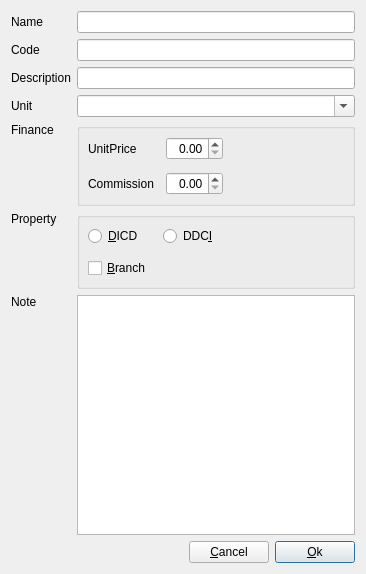
First picture: the form in dialog/editnode/editnodeproduct.ui, repository YtxCash/YTX, before the edit.
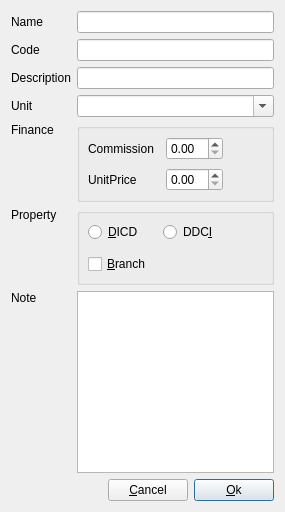
Second picture: the form after the edit. Custom widgets are drawn as their Qt base class.

Diff of the .ui file:
```diff
--- a/dialog/editnode/editnodeproduct.ui
+++ b/dialog/editnode/editnodeproduct.ui
@@ -6,8 +6,8 @@
    <rect>
     <x>0</x>
     <y>0</y>
-    <width>366</width>
-    <height>574</height>
+    <width>285</width>
+    <height>512</height>
    </rect>
   </property>
   <layout class="QGridLayout" name="gridLayout_2" columnstretch="0,0,0,0">
@@ -275,13 +275,19 @@
       <property name="bottomMargin">
        <number>8</number>
       </property>
-      <property name="spacing">
+      <property name="horizontalSpacing">
        <number>12</number>
       </property>
-      <item row="0" column="1">
+      <property name="verticalSpacing">
+       <number>8</number>
+      </property>
+      <item row="1" column="2">
        <widget class="DoubleSpinBox" name="dSpinBoxUnitPrice">
-        <property name="alignment">
-         <set>Qt::AlignmentFlag::AlignRight|Qt::AlignmentFlag::AlignTrailing|Qt::AlignmentFlag::AlignVCenter</set>
+        <property name="sizePolicy">
+         <sizepolicy hsizetype="Minimum" vsizetype="Minimum">
+          <horstretch>0</horstretch>
+          <verstretch>0</verstretch>
+         </sizepolicy>
         </property>
         <property name="stepType">
          <enum>QAbstractSpinBox::StepType::AdaptiveDecimalStepType</enum>
@@ -289,32 +295,9 @@
        </widget>
       </item>
       <item row="1" column="0">
-       <widget class="QLabel" name="labCommission">
-        <property name="sizePolicy">
-         <sizepolicy hsizetype="Minimum" vsizetype="Preferred">
-          <horstretch>0</horstretch>
-          <verstretch>0</verstretch>
-         </sizepolicy>
-        </property>
-        <property name="text">
-         <string>Commission</string>
-        </property>
-       </widget>
-      </item>
-      <item row="1" column="1">
-       <widget class="DoubleSpinBox" name="dSpinBoxCommission">
-        <property name="alignment">
-         <set>Qt::AlignmentFlag::AlignRight|Qt::AlignmentFlag::AlignTrailing|Qt::AlignmentFlag::AlignVCenter</set>
-        </property>
-        <property name="stepType">
-         <enum>QAbstractSpinBox::StepType::AdaptiveDecimalStepType</enum>
-        </property>
-       </widget>
-      </item>
-      <item row="0" column="0">
        <widget class="QLabel" name="labUnitPrice">
         <property name="sizePolicy">
-         <sizepolicy hsizetype="Minimum" vsizetype="Preferred">
+         <sizepolicy hsizetype="Minimum" vsizetype="Minimum">
           <horstretch>0</horstretch>
           <verstretch>0</verstretch>
          </sizepolicy>
@@ -324,7 +307,33 @@
         </property>
        </widget>
       </item>
-      <item row="0" column="2" rowspan="2">
+      <item row="0" column="2">
+       <widget class="DoubleSpinBox" name="dSpinBoxCommission">
+        <property name="sizePolicy">
+         <sizepolicy hsizetype="Minimum" vsizetype="Minimum">
+          <horstretch>0</horstretch>
+          <verstretch>0</verstretch>
+         </sizepolicy>
+        </property>
+        <property name="stepType">
+         <enum>QAbstractSpinBox::StepType::AdaptiveDecimalStepType</enum>
+        </property>
+       </widget>
+      </item>
+      <item row="0" column="0">
+       <widget class="QLabel" name="labCommission">
+        <property name="sizePolicy">
+         <sizepolicy hsizetype="Minimum" vsizetype="Minimum">
+          <horstretch>0</horstretch>
+          <verstretch>0</verstretch>
+         </sizepolicy>
+        </property>
+        <property name="text">
+         <string>Commission</string>
+        </property>
+       </widget>
+      </item>
+      <item row="0" column="3">
        <spacer name="horizontalSpacer_3">
         <property name="orientation">
          <enum>Qt::Orientation::Horizontal</enum>
```
